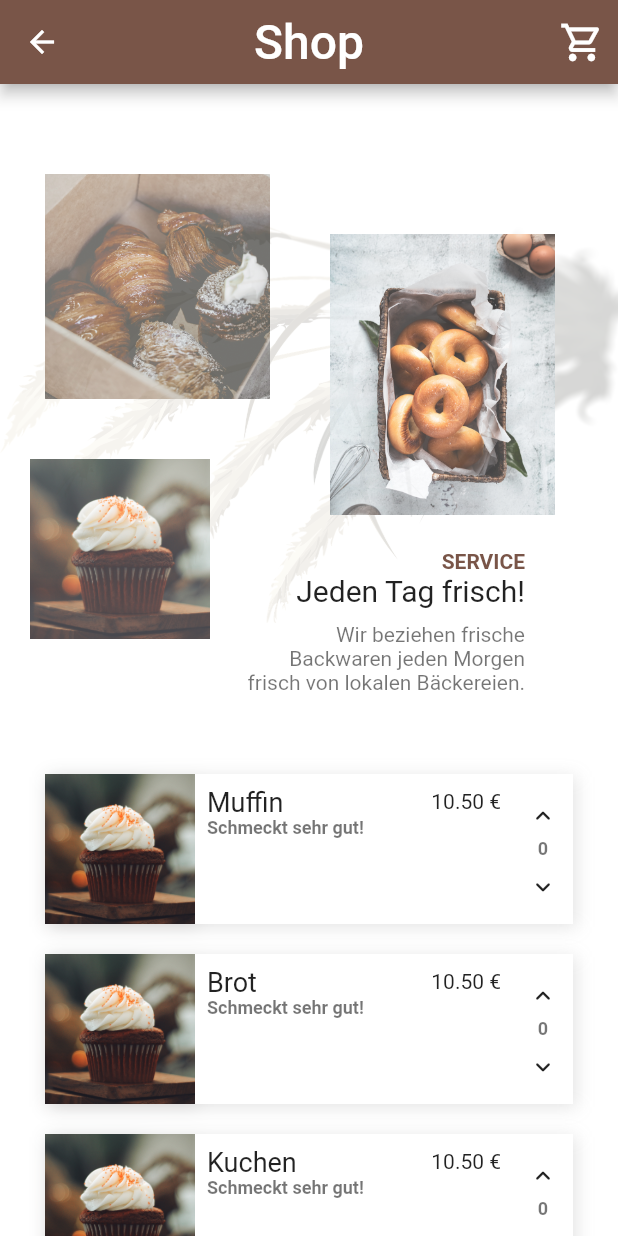
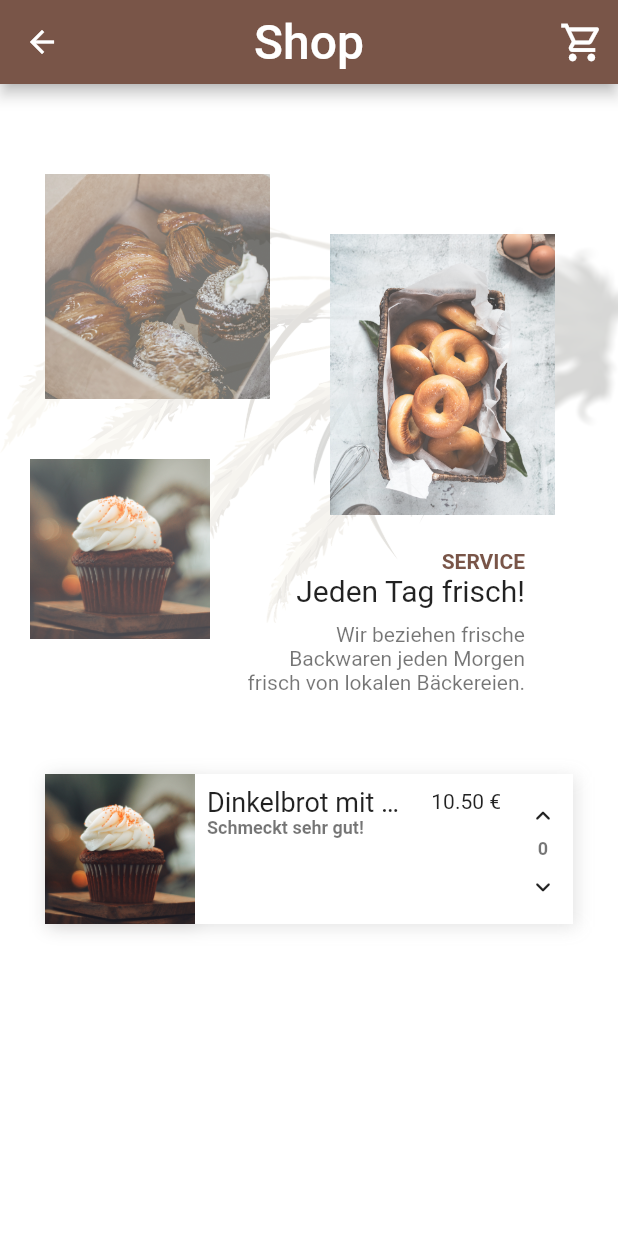
Before and after one commit to nicschittenhelm/baecker-app, a Flutter app: the ShopScreen screen opened directly, on a phone screen of 412 x 824 dp. Run offline on Flutter 3.47's test engine with Material 2 defaults, Android fonts, the phone set to English and light mode, and no system bars; drawn by our look-alikes of simple_shadow; our stand-ins replace get, google_fonts; missing offline and left inert: indexed.

```diff
--- a/lib/screens/ShopScreen.dart
+++ b/lib/screens/ShopScreen.dart
@@ -132,12 +132,9 @@ class _ShopScreenState extends State<ShopScreen> {
             ),
           ),
 
-          ShopItem(imgPath: "lib/assets/hero1.jpg", title: "Muffin", desc: "Schmeckt sehr gut!", price: 10.50),
-          FillMap("Muffin"),
-          ShopItem(imgPath: "lib/assets/hero1.jpg", title: "Brot", desc: "Schmeckt sehr gut!", price: 10.50),
-          FillMap("Brot"),
-          ShopItem(imgPath: "lib/assets/hero1.jpg", title: "Kuchen", desc: "Schmeckt sehr gut!", price: 10.50),
-          FillMap("Kuchen"),
+          ShopItem(imgPath: "lib/assets/hero1.jpg", title: "Dinkelbrot mit Sonnenblumenkernen", desc: "Schmeckt sehr gut!", price: 10.50),
+          FillMap("Dinkelbrot mit Sonnenblumenkernen"),
+
 
 
 
```
Also changed, not shown: lib/screens/CheckoutScreen.dart (+9 -0 lines), lib/assets/1.jpg (added), lib/assets/2.jpg (added), lib/assets/3.jpg (added), lib/assets/4.jpg (added), lib/assets/5.jpg (added), lib/assets/6.jpg (added), lib/assets/7.jpg (added), lib/assets/8.jpg (added).
